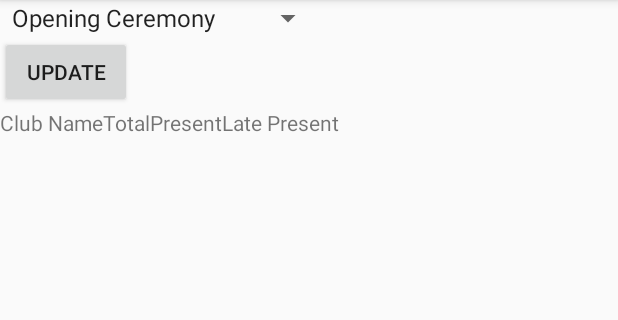
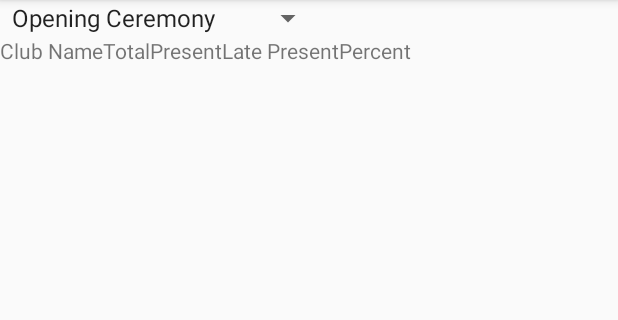
Before and after one commit to krutantb/AttendenceApp, an Android app: the screen it shows after launch once a user with an empty profile is signed in (EventSummaryActivity), after a tap on "SUMMARY", on a phone screen of 412 x 824 dp, the part 84-404 px from its top. Run offline under Robolectric (Android 15) with nearby library versions, the phone set to English and light mode, and no system bars; our stand-ins replace Firebase (no records; nobody signed in at launch, a user with empty details on screens opened directly).

Commit message:
Third commit

```diff
--- a/app/src/main/java/com/example/krutantbilakhia/rubaroo/AttendeeClass.java
+++ b/app/src/main/java/com/example/krutantbilakhia/rubaroo/AttendeeClass.java
@@ -2,6 +2,7 @@ package com.example.krutantbilakhia.rubaroo;
 
 public class AttendeeClass {
     private String name, status, club;
+
 
 
     AttendeeClass() {
--- a/app/src/main/java/com/example/krutantbilakhia/rubaroo/EventSummaryActivity.java
+++ b/app/src/main/java/com/example/krutantbilakhia/rubaroo/EventSummaryActivity.java
@@ -34,7 +34,7 @@ public class EventSummaryActivity extends AppCompatActivity implements AdapterVi
     FirebaseDatabase database;
     DatabaseReference myRef;
     RecyclerView recycle;
-    public String eventForSummary = "Null For Now";
+    public static String eventForSummary = "Null For Now";
 
     @Override
     protected void onCreate(Bundle savedInstanceState) {
@@ -57,18 +57,6 @@ public class EventSummaryActivity extends AppCompatActivity implements AdapterVi
         adapter.setDropDownViewResource(android.R.layout.simple_spinner_dropdown_item);
 
         spinner.setAdapter(adapter);
-
-//        updateButton = findViewById(R.id.admin_btn_update);
-//
-//        updateButton.setOnClickListener(new View.OnClickListener() {
-//            @Override
-//            public void onClick(View view) {
-//
-//                    Toast.makeText(EventSummaryActivity.this, eventForSummary, Toast.LENGTH_SHORT).show();
-//
-//
-//            }
-//        });
 
         myRef = FirebaseDatabase.getInstance().getReference().child("Club Total");
 
@@ -114,6 +102,7 @@ public class EventSummaryActivity extends AppCompatActivity implements AdapterVi
 
     public void onItemSelected(AdapterView<?> parent, View view, int pos, long id) {
         eventForSummary = (String) parent.getItemAtPosition(pos);
+        //Toast.makeText(EventSummaryActivity.this, eventForSummary, Toast.LENGTH_SHORT).show();
     }
 
     public void onNothingSelected(AdapterView<?> parent) {
--- a/app/src/main/res/layout/activity_event_summary.xml
+++ b/app/src/main/res/layout/activity_event_summary.xml
@@ -12,12 +12,6 @@
         android:layout_width="wrap_content"
         android:layout_height="wrap_content"
         android:prompt="@string/select_event" />
-
-    <Button
-        android:id="@+id/admin_btn_update"
-        android:layout_width="wrap_content"
-        android:layout_height="wrap_content"
-        android:text="@string/update" />
 
     <LinearLayout
         android:layout_width="match_parent"
@@ -52,6 +46,12 @@
                 android:layout_height="wrap_content"
                 android:text="Late Present"/>
 
+            <TextView
+                android:id="@+id/percent"
+                android:layout_width="wrap_content"
+                android:layout_height="wrap_content"
+                android:text="Percent"/>
+
         </LinearLayout>
 
         <LinearLayout
```
Also changed, not shown: app/src/main/java/com/example/krutantbilakhia/rubaroo/ClubDetailsClass.java (+11 -1 lines), app/src/main/java/com/example/krutantbilakhia/rubaroo/EventSummaryRecyclerAdapter.java (+26 -6 lines), app/src/main/res/layout/event_summary_adapter.xml (+7 -0 lines).
